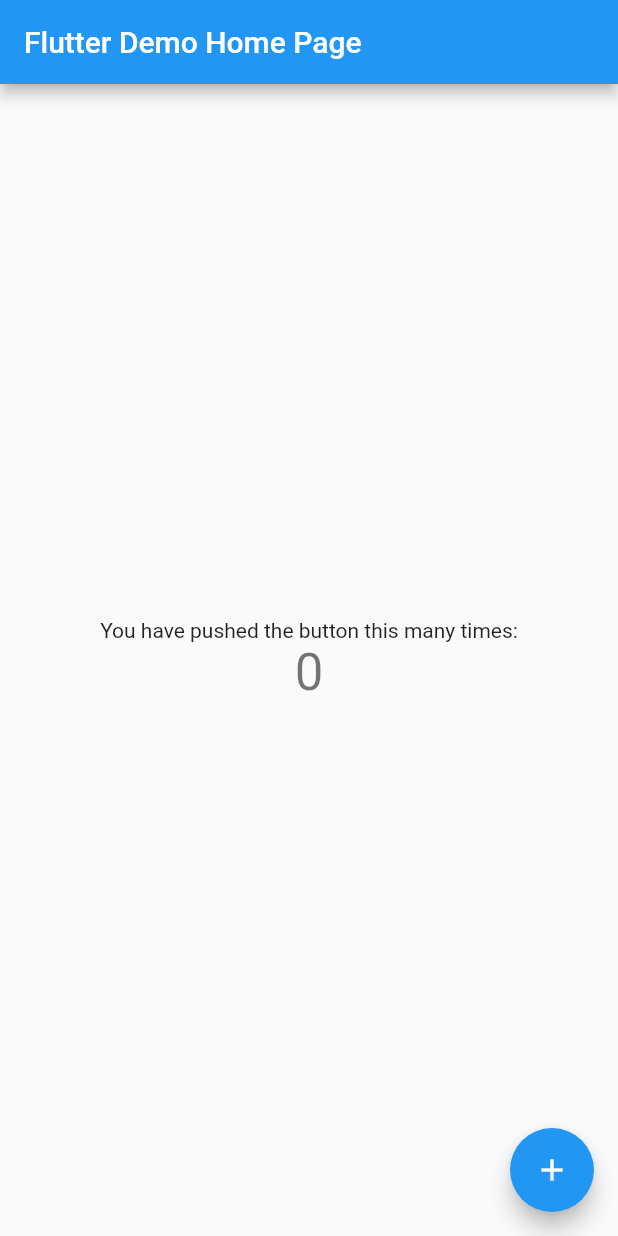
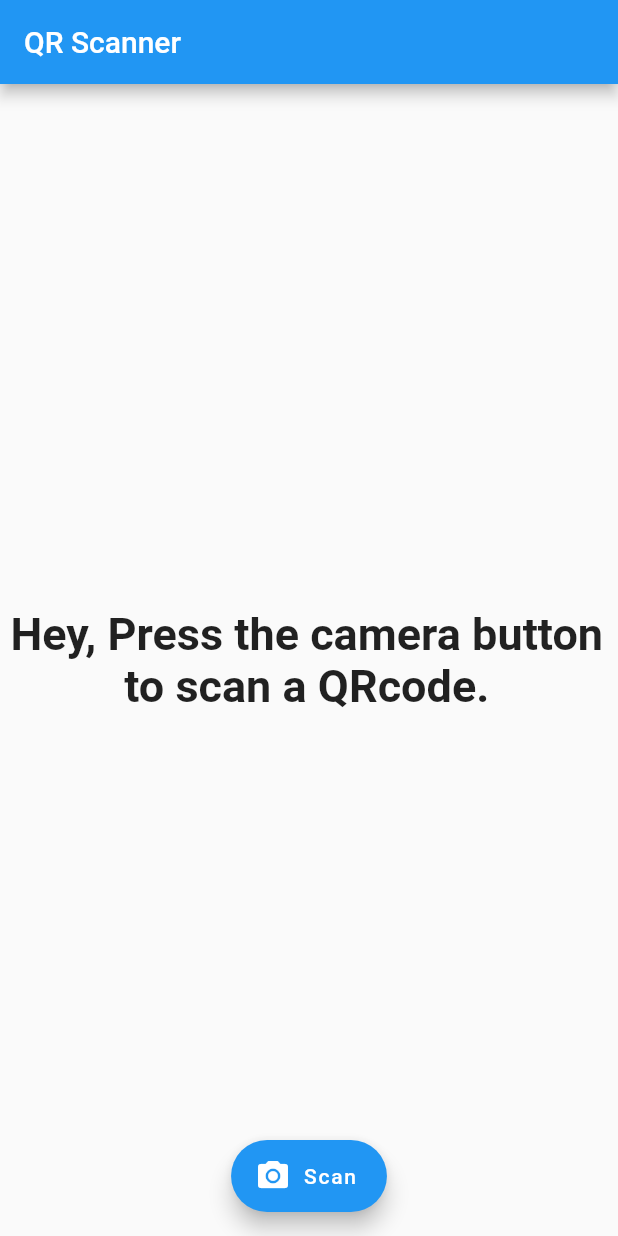
Before and after one commit to Siakathom/QRcode-Scanner, a Flutter app: the screen it shows after launch, on a phone screen of 412 x 824 dp. Run offline on Flutter 3.47's test engine with Material 2 defaults, Android fonts, the phone set to English and light mode, and no system bars; missing offline and left inert: barcode_scan.

Commit message:
First Commit

```diff
--- a/lib/main.dart
+++ b/lib/main.dart
@@ -1,85 +1,68 @@
+import 'dart:async';
 import 'package:flutter/material.dart';
+import 'package:barcode_scan/barcode_scan.dart';
+import 'package:flutter/services.dart';
 
-void main() {
-  runApp(const MyApp());
+void main() => runApp(MaterialApp(
+  debugShowCheckedModeBanner: false,
+  home: HomePage(),
+));
+
+
+class HomePage extends StatefulWidget {
+
+  @override
+  State<HomePage> createState() => _HomePageState();
 }
 
-class MyApp extends StatelessWidget {
-  const MyApp({Key? key}) : super(key: key);
-
-  // This widget is the root of your application.
-  @override
-  Widget build(BuildContext context) {
-    return MaterialApp(
-      title: 'Flutter Demo',
-      theme: ThemeData(
-        primarySwatch: Colors.blue,
-      ),
-      home: const MyHomePage(title: 'Flutter Demo Home Page'),
-    );
+class _HomePageState extends State<HomePage> {
+  String result = "Hey, Press the camera button to scan a QRcode.";
+Future _scanQR() async{
+  try{
+    ScanResult qrResult = await BarcodeScanner.scan();
+    setState(() {
+      result = qrResult.rawContent;
+    });
+  }on PlatformException catch (ex){
+    if(ex.code == BarcodeScanner.cameraAccessDenied){
+      setState(() {
+        result = "Camera Permission was Denied";
+      });
+    }else{
+      setState(() {
+        result = "Unknown Error $ex";
+      });
+    }
+  }on FormatException{
+    setState(() {
+      result = "You pressed the back button before scanning anything";
+    });
+  }catch (ex){
+    setState(() {
+        result = "Unknown Error $ex";
+      });
   }
 }
-
-class MyHomePage extends StatefulWidget {
-  const MyHomePage({Key? key, required this.title}) : super(key: key);
-  final String title;
-
-  @override
-  State<MyHomePage> createState() => _MyHomePageState();
-}
-
-class _MyHomePageState extends State<MyHomePage> {
-  int _counter = 0;
-
-  void _incrementCounter() {
-    setState(() {
-      _counter++;
-    });
-  }
 
   @override
   Widget build(BuildContext context) {
     return Scaffold(
       appBar: AppBar(
-        // Here we take the value from the MyHomePage object that was created by
-        // the App.build method, and use it to set our appbar title.
-        title: Text(widget.title),
+        title: Text("QR Scanner"),
       ),
       body: Center(
-        // Center is a layout widget. It takes a single child and positions it
-        // in the middle of the parent.
-        child: Column(
-          // Column is also a layout widget. It takes a list of children and
-          // arranges them vertically. By default, it sizes itself to fit its
-          // children horizontally, and tries to be as tall as its parent.
-          //
-          // Invoke "debug painting" (press "p" in the console, choose the
-          // "Toggle Debug Paint" action from the Flutter Inspector in Android
-          // Studio, or the "Toggle Debug Paint" command in Visual Studio Code)
-          // to see the wireframe for each widget.
-          //
-          // Column has various properties to control how it sizes itself and
-          // how it positions its children. Here we use mainAxisAlignment to
-          // center the children vertically; the main axis here is the vertical
-          // axis because Columns are vertical (the cross axis would be
-          // horizontal).
-          mainAxisAlignment: MainAxisAlignment.center,
-          children: <Widget>[
-            const Text(
-              'You have pushed the button this many times:',
-            ),
-            Text(
-              '$_counter',
-              style: Theme.of(context).textTheme.headline4,
-            ),
-          ],
+        child: SelectableText(
+        result,
+        textAlign: TextAlign.center,
+        style: new TextStyle(fontSize: 30.0, fontWeight: FontWeight.bold),
         ),
       ),
-      floatingActionButton: FloatingActionButton(
-        onPressed: _incrementCounter,
-        tooltip: 'Increment',
-        child: const Icon(Icons.add),
-      ), // This trailing comma makes auto-formatting nicer for build methods.
+      floatingActionButton: FloatingActionButton.extended(
+        icon: Icon(Icons.camera_alt),
+        label: Text("Scan"),
+        onPressed: _scanQR,
+      ),
+      floatingActionButtonLocation: FloatingActionButtonLocation.centerFloat,
     );
   }
 }
```
Also changed, not shown: pubspec.yaml (+4 -19 lines), pubspec.lock, 2 other files.
